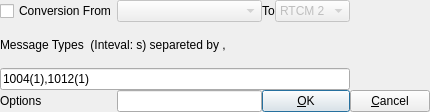
The window that app/strsvr_qt/convdlg.ui (tomojitakasu/RTKLIB) describes before a commit, drawn with Qt 5.
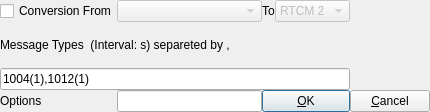
The same window after the commit.

The edit to the form file:
```diff
--- a/app/strsvr_qt/convdlg.ui
+++ b/app/strsvr_qt/convdlg.ui
@@ -155,7 +155,7 @@
       <string/>
      </property>
      <property name="text">
-      <string>Message Types  (Inteval: s) separeted by ,</string>
+      <string>Message Types  (Interval: s) separeted by ,</string>
      </property>
     </widget>
    </item>
```
